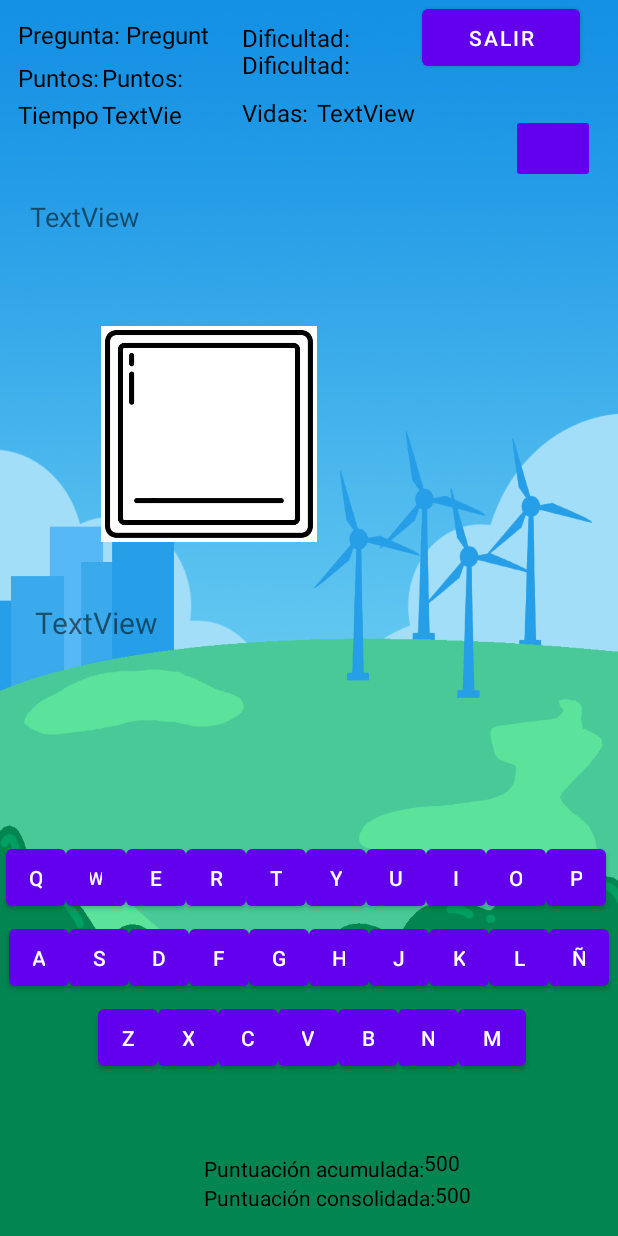
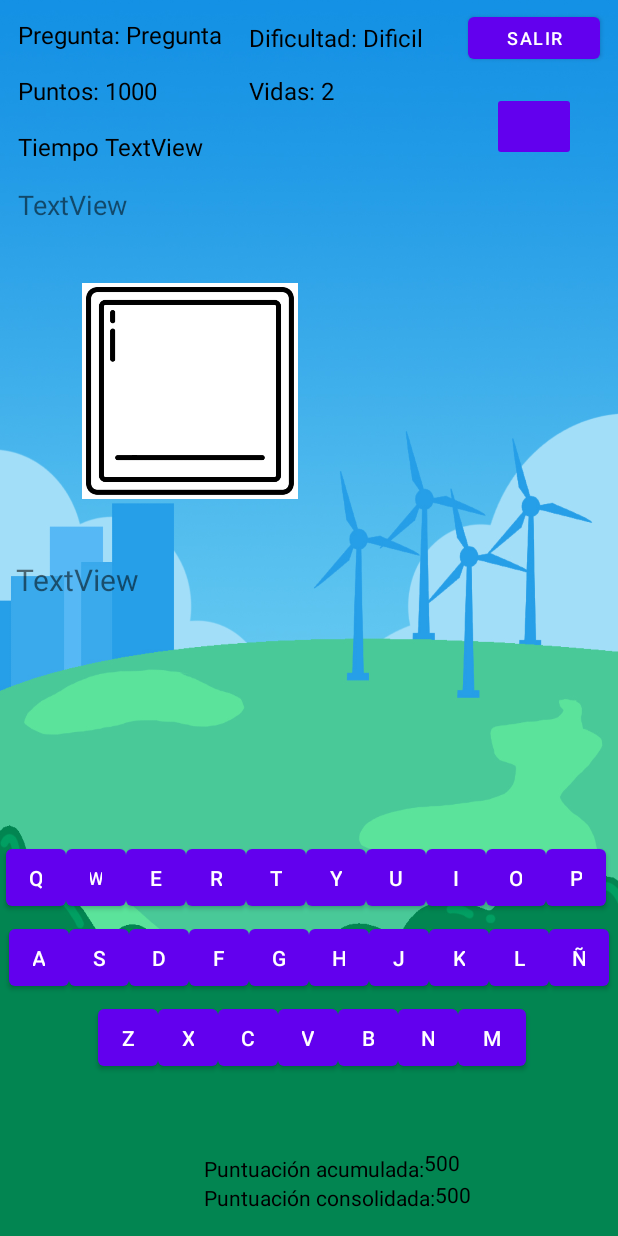
Before and after one commit to Ivangb0/Proyecto-PSW, an Android app: the MainPrueba screen opened directly, with no data from a screen before it, on a phone screen of 412 x 824 dp. Run offline under Robolectric (Android 15) with nearby library versions, the phone set to English and light mode, and no system bars.

Commit message:
prueba ahorcado si va mal volver atras

```diff
--- a/app/src/main/res/layout/jugarpartida.xml
+++ b/app/src/main/res/layout/jugarpartida.xml
@@ -59,11 +59,11 @@
         android:layout_width="wrap_content"
         android:layout_height="wrap_content"
         android:layout_marginStart="32dp"
-        android:layout_marginBottom="28dp"
+        android:layout_marginTop="26dp"
         android:onClick="cerrarSes"
         android:text="Cerrar Sesión"
-        app:layout_constraintBottom_toBottomOf="parent"
-        app:layout_constraintStart_toStartOf="parent" />
+        app:layout_constraintStart_toStartOf="parent"
+        app:layout_constraintTop_toBottomOf="@+id/buttonCobertura" />
 
     <Button
         android:id="@+id/buttonCobertura"
--- a/app/src/main/res/layout/retoahorcado.xml
+++ b/app/src/main/res/layout/retoahorcado.xml
@@ -156,110 +156,112 @@
         android:id="@+id/imageMute4"
         android:layout_width="56dp"
         android:layout_height="46dp"
-        android:layout_marginTop="76dp"
-        android:layout_marginEnd="15dp"
+        android:layout_marginTop="16dp"
         android:adjustViewBounds="true"
         android:backgroundTint="@color/purple_500"
         android:onClick="silenciarRetoFrase"
         android:scaleType="fitCenter"
-        app:layout_constraintEnd_toEndOf="parent"
-        app:layout_constraintTop_toTopOf="parent" />
+        app:layout_constraintEnd_toEndOf="@+id/buttonAbandonar3"
+        app:layout_constraintStart_toStartOf="@+id/buttonAbandonar3"
+        app:layout_constraintTop_toBottomOf="@+id/buttonAbandonar3" />
 
     <Button
         android:id="@+id/buttonAbandonar3"
-        android:layout_width="105dp"
-        android:layout_height="50dp"
-        android:layout_marginEnd="25dp"
+        android:layout_width="wrap_content"
+        android:layout_height="40dp"
+        android:layout_marginStart="30dp"
         android:onClick="botonAbandonar"
         android:text="Salir"
-        app:layout_constraintEnd_toEndOf="parent"
-        app:layout_constraintTop_toTopOf="parent" />
+        android:textSize="12sp"
+        app:layout_constraintBottom_toBottomOf="@+id/textViewDificultadAho"
+        app:layout_constraintStart_toEndOf="@+id/textViewDificultadAho"
+        app:layout_constraintTop_toTopOf="@+id/textViewDificultadAho" />
 
     <TextView
         android:id="@+id/textView3"
-        android:layout_width="56dp"
-        android:layout_height="17dp"
-        android:layout_marginStart="12dp"
-        android:layout_marginTop="7dp"
+        android:layout_width="wrap_content"
+        android:layout_height="wrap_content"
+        android:layout_marginTop="15dp"
         android:text="Puntos:"
         android:textColor="#000000"
         android:textSize="16sp"
-        app:layout_constraintStart_toStartOf="parent"
+        app:layout_constraintStart_toStartOf="@+id/textView44"
         app:layout_constraintTop_toBottomOf="@+id/textView44" />
 
     <TextView
         android:id="@+id/textViewVidas3"
-        android:layout_width="74dp"
-        android:layout_height="26dp"
-        android:layout_marginTop="14dp"
-        android:text="TextView"
+        android:layout_width="wrap_content"
+        android:layout_height="wrap_content"
+        android:layout_marginStart="4dp"
+        android:text="2"
         android:textColor="#000000"
         android:textSize="16sp"
+        app:layout_constraintBottom_toBottomOf="@+id/textView11"
         app:layout_constraintStart_toEndOf="@+id/textView11"
-        app:layout_constraintTop_toBottomOf="@+id/buttonAbandonar3" />
+        app:layout_constraintTop_toTopOf="@+id/textView11" />
 
     <TextView
         android:id="@+id/textView11"
-        android:layout_width="50dp"
-        android:layout_height="28dp"
-        android:layout_marginStart="35dp"
-        android:layout_marginTop="14dp"
+        android:layout_width="wrap_content"
+        android:layout_height="wrap_content"
         android:text="Vidas:"
         android:textColor="#000000"
         android:textSize="16sp"
-        app:layout_constraintStart_toEndOf="@+id/textViewTiempoAhorc"
-        app:layout_constraintTop_toBottomOf="@+id/textViewDificultadAho" />
+        app:layout_constraintBottom_toBottomOf="@+id/textViewPuntosXPreg3"
+        app:layout_constraintStart_toStartOf="@+id/textView39"
+        app:layout_constraintTop_toTopOf="@+id/textViewPuntosXPreg3" />
 
     <TextView
         android:id="@+id/textViewPuntosXPreg3"
-        android:layout_width="68dp"
-        android:layout_height="17dp"
-        android:layout_marginTop="7dp"
-        android:text="Puntos:"
+        android:layout_width="wrap_content"
+        android:layout_height="wrap_content"
+        android:layout_marginStart="4dp"
+        android:text="1000"
         android:textColor="#000000"
         android:textSize="16sp"
+        app:layout_constraintBottom_toBottomOf="@+id/textView3"
         app:layout_constraintStart_toEndOf="@+id/textView3"
-        app:layout_constraintTop_toBottomOf="@+id/textView44" />
+        app:layout_constraintTop_toTopOf="@+id/textView3" />
 
     <TextView
         android:id="@+id/textView42"
-        android:layout_width="54dp"
-        android:layout_height="24dp"
-        android:layout_marginStart="12dp"
-        android:layout_marginTop="7dp"
+        android:layout_width="wrap_content"
+        android:layout_height="wrap_content"
+        android:layout_marginTop="15dp"
         android:text="Tiempo"
         android:textColor="#000000"
         android:textSize="16sp"
-        app:layout_constraintStart_toStartOf="parent"
+        app:layout_constraintStart_toStartOf="@+id/textView3"
         app:layout_constraintTop_toBottomOf="@+id/textView3" />
 
     <TextView
         android:id="@+id/textViewTiempoAhorc"
-        android:layout_width="58dp"
-        android:layout_height="24dp"
-        android:layout_marginStart="2dp"
-        android:layout_marginTop="7dp"
+        android:layout_width="wrap_content"
+        android:layout_height="wrap_content"
+        android:layout_marginStart="4dp"
         android:text="TextView"
         android:textColor="#000000"
         android:textSize="16sp"
+        app:layout_constraintBottom_toBottomOf="@+id/textView42"
         app:layout_constraintStart_toEndOf="@+id/textView42"
-        app:layout_constraintTop_toBottomOf="@+id/textViewPuntosXPreg3" />
+        app:layout_constraintTop_toTopOf="@+id/textView42" />
 
     <TextView
         android:id="@+id/textViewDificultadAho"
-        android:layout_width="112dp"
-        android:layout_height="18dp"
-        android:layout_marginStart="25dp"
-        android:text="Dificultad:"
+        android:layout_width="wrap_content"
+        android:layout_height="wrap_content"
+        android:layout_marginStart="4dp"
+        android:text="Dificil"
         android:textColor="#000000"
         android:textSize="16sp"
-        app:layout_constraintStart_toEndOf="@+id/textViewPuntosXPreg3"
-        app:layout_constraintTop_toBottomOf="@+id/textView39" />
+        app:layout_constraintBottom_toBottomOf="@+id/textView39"
+        app:layout_constraintStart_toEndOf="@+id/textView39"
+        app:layout_constraintTop_toTopOf="@+id/textView39" />
 
     <TextView
         android:id="@+id/textView39"
-        android:layout_width="112dp"
-        android:layout_height="18dp"
+        android:layout_width="wrap_content"
+        android:layout_height="wrap_content"
         android:layout_marginStart="18dp"
         android:layout_marginTop="14dp"
         android:text="Dificultad:"
@@ -270,8 +272,8 @@
 
     <TextView
         android:id="@+id/textView44"
-        android:layout_width="72dp"
-        android:layout_height="21dp"
+        android:layout_width="wrap_content"
+        android:layout_height="wrap_content"
         android:layout_marginStart="12dp"
         android:layout_marginTop="12dp"
         android:text="Pregunta:"
@@ -282,25 +284,25 @@
 
     <TextView
         android:id="@+id/textViewNumPreg3"
-        android:layout_width="59dp"
-        android:layout_height="21dp"
-        android:layout_marginTop="12dp"
+        android:layout_width="wrap_content"
+        android:layout_height="wrap_content"
+        android:layout_marginStart="4dp"
         android:text="Pregunta"
         android:textColor="#000000"
         android:textSize="16sp"
+        app:layout_constraintBottom_toBottomOf="@+id/textView44"
         app:layout_constraintStart_toEndOf="@+id/textView44"
-        app:layout_constraintTop_toTopOf="parent" />
+        app:layout_constraintTop_toTopOf="@+id/textView44" />
 
     <TextView
         android:id="@+id/textoDescripAhorcado"
-        android:layout_width="343dp"
-        android:layout_height="45dp"
-        android:layout_marginStart="20dp"
-        android:layout_marginTop="40dp"
+        android:layout_width="wrap_content"
+        android:layout_height="wrap_content"
+        android:layout_marginTop="15dp"
         android:text="TextView"
         android:textSize="18sp"
-        app:layout_constraintStart_toStartOf="parent"
-        app:layout_constraintTop_toBottomOf="@+id/textView11" />
+        app:layout_constraintStart_toStartOf="@+id/textView42"
+        app:layout_constraintTop_toBottomOf="@+id/textView42" />
 
     <ImageView
         android:id="@+id/imagenOdsAhorcado"
```
Also changed, not shown: app/src/main/res/layout/perfil.xml (+80 -87 lines), app/src/main/res/layout/ranking_usuarios.xml (+29 -33 lines).
